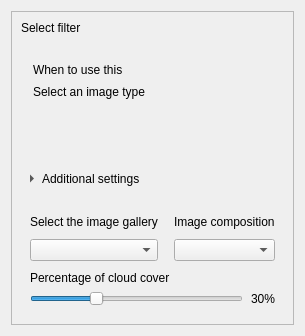
This is src/frontend/presentation/resources/ui/wizard_basic_02_image_type.ui in Cristian-Blanco/Geo-Time-Lapse as Qt 5 draws it before an edit. The edited form follows.
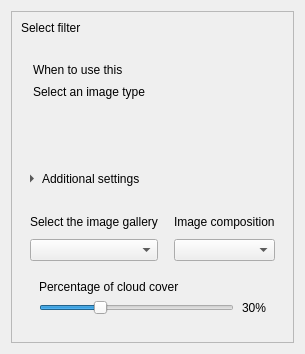
This is the edited form.

The edit to the form file:
```diff
--- a/src/frontend/presentation/resources/ui/wizard_basic_02_image_type.ui
+++ b/src/frontend/presentation/resources/ui/wizard_basic_02_image_type.ui
@@ -184,6 +184,7 @@
 
                                         <!-- percent horizontal -->
                                         <item row="2" column="0" colspan="2">
+                                            <widget class="QWidget" name="cloud_container">
                                             <layout class="QVBoxLayout">
                                                 <property name="spacing">
                                                     <number>6</number>
@@ -239,6 +240,7 @@
                                                     </layout>
                                                 </item>
                                             </layout>
+                                            </widget>
                                         </item>
                                     </layout>
                                 </widget>
```
Lines whose indentation alone changed are shown as unchanged.
